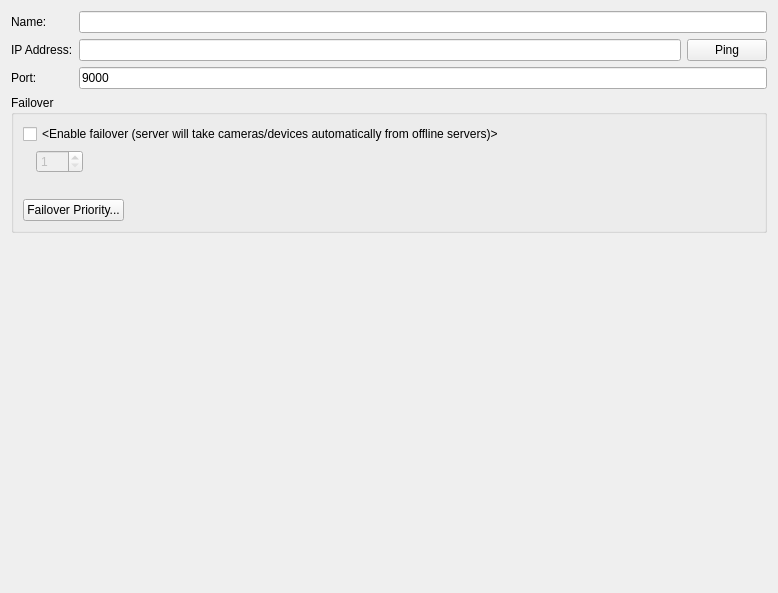
First picture: the form in client/src/ui/widgets/properties/server_settings_widget.ui, repository networkoptix/nx_open, before the edit.
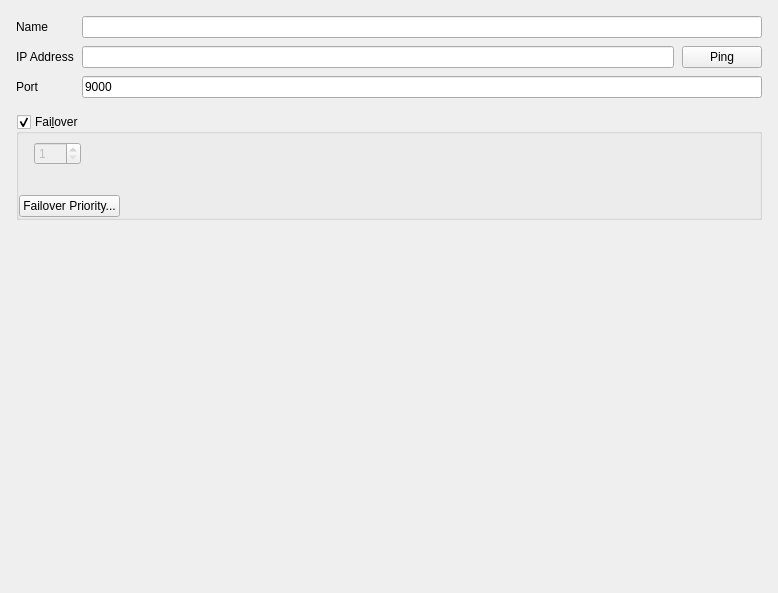
Second picture: the form after the edit.

Commit message:
VMS-1948: Adjust General tab of Server Settings.
<==== Mercurial data ====>
Branch: dev_2.6.0

Diff of the .ui file:
```diff
--- a/client/src/ui/widgets/properties/server_settings_widget.ui
+++ b/client/src/ui/widgets/properties/server_settings_widget.ui
@@ -11,12 +11,33 @@
    </rect>
   </property>
   <layout class="QVBoxLayout" name="verticalLayout" stretch="0,0,0">
+   <property name="spacing">
+    <number>16</number>
+   </property>
+   <property name="leftMargin">
+    <number>16</number>
+   </property>
+   <property name="topMargin">
+    <number>16</number>
+   </property>
+   <property name="rightMargin">
+    <number>16</number>
+   </property>
+   <property name="bottomMargin">
+    <number>16</number>
+   </property>
    <item>
     <layout class="QFormLayout" name="formLayout">
+     <property name="horizontalSpacing">
+      <number>8</number>
+     </property>
+     <property name="verticalSpacing">
+      <number>8</number>
+     </property>
      <item row="0" column="0">
       <widget class="QLabel" name="nameLabel">
        <property name="text">
-        <string>Name:</string>
+        <string>Name</string>
        </property>
       </widget>
      </item>
@@ -26,7 +47,7 @@
      <item row="1" column="0">
       <widget class="QLabel" name="ipAddressLabel">
        <property name="text">
-        <string>IP Address:</string>
+        <string>IP Address</string>
        </property>
        <property name="alignment">
         <set>Qt::AlignLeading|Qt::AlignLeft|Qt::AlignVCenter</set>
@@ -35,6 +56,9 @@
      </item>
      <item row="1" column="1">
       <layout class="QHBoxLayout" name="horizontalLayout">
+       <property name="spacing">
+        <number>8</number>
+       </property>
        <item>
         <widget class="QLineEdit" name="ipAddressLineEdit">
          <property name="readOnly">
@@ -60,7 +84,7 @@
      <item row="2" column="0">
       <widget class="QLabel" name="portLabel">
        <property name="text">
-        <string>Port:</string>
+        <string>Port</string>
        </property>
        <property name="alignment">
         <set>Qt::AlignLeading|Qt::AlignLeft|Qt::AlignVCenter</set>
@@ -82,25 +106,42 @@
    <item>
     <widget class="QGroupBox" name="failoverGroupBox">
      <property name="title">
-      <string>Failover</string>
+      <string>Fai&amp;lover</string>
+     </property>
+     <property name="flat">
+      <bool>true</bool>
+     </property>
+     <property name="checkable">
+      <bool>true</bool>
      </property>
      <property name="checked">
-      <bool>false</bool>
+      <bool>true</bool>
      </property>
      <layout class="QVBoxLayout" name="verticalLayout_2">
-      <item>
-       <widget class="QCheckBox" name="failoverCheckBox">
-        <property name="text">
-         <string notr="true">&lt;Enable failover (server will take cameras/devices automatically from offline servers)&gt;</string>
-        </property>
-       </widget>
-      </item>
+      <property name="spacing">
+       <number>8</number>
+      </property>
+      <property name="leftMargin">
+       <number>0</number>
+      </property>
+      <property name="topMargin">
+       <number>8</number>
+      </property>
+      <property name="rightMargin">
+       <number>0</number>
+      </property>
+      <property name="bottomMargin">
+       <number>0</number>
+      </property>
       <item>
        <widget class="QWidget" name="maxCamerasWidget" native="true">
         <property name="enabled">
          <bool>false</bool>
         </property>
         <layout class="QHBoxLayout" name="horizontalLayout_6">
+         <property name="spacing">
+          <number>8</number>
+         </property>
          <property name="leftMargin">
           <number>0</number>
          </property>
```
The commit also changes 1 other file.
